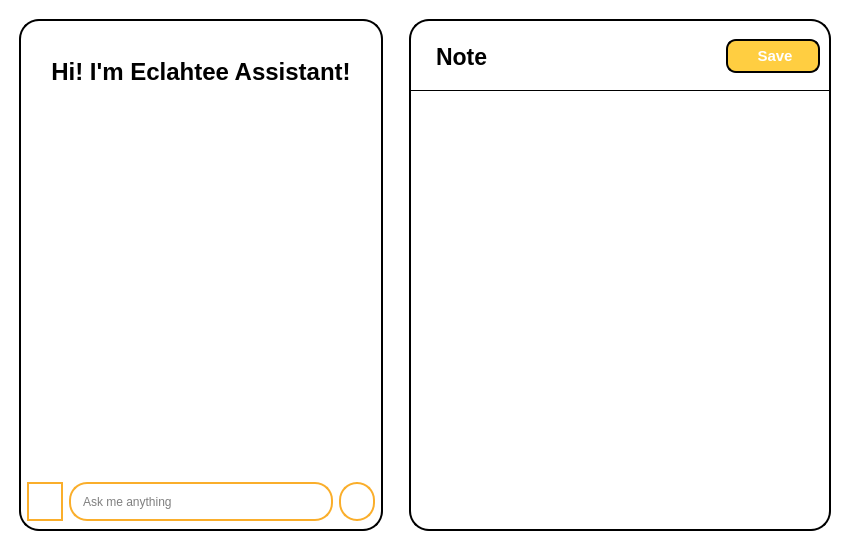
This is SPCK/Windows/GUI/Note_edit.ui in MaiNgocChau9/Python-App-A- as Qt 5 draws it before an edit. The edited form follows.
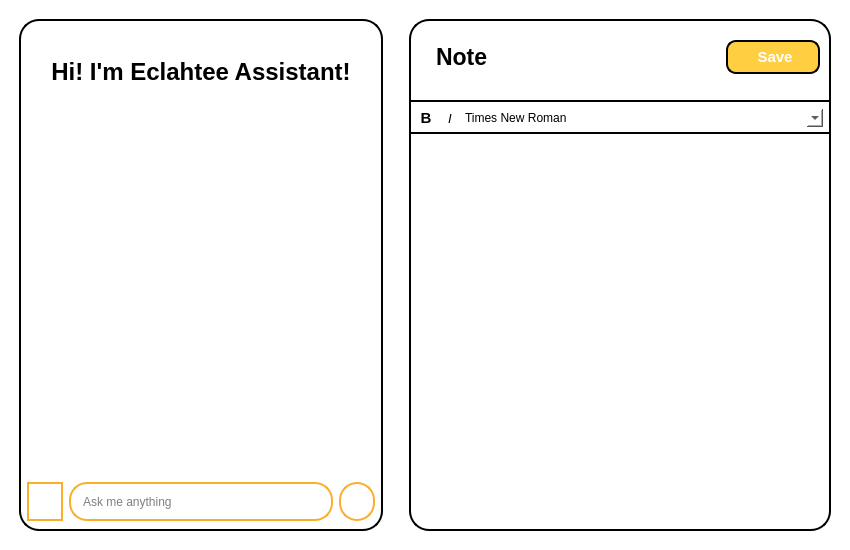
This is the edited form. Icons and pictures are not drawn.

```diff
--- a/SPCK/Windows/GUI/Note_edit.ui
+++ b/SPCK/Windows/GUI/Note_edit.ui
@@ -224,7 +224,7 @@
 border: 0px;
 border-radius: 0px;
 margin: 3px;
-border-bottom: 1px solid black;</string>
+margin-bottom: 0px;</string>
          </property>
          <layout class="QHBoxLayout" name="horizontalLayout_3">
           <item>
@@ -261,6 +261,7 @@
              <font>
               <family>Segoe UI</family>
               <pointsize>11</pointsize>
+              <weight>75</weight>
               <bold>true</bold>
              </font>
             </property>
@@ -308,6 +309,78 @@
          </layout>
         </widget>
        </item>
+       <item>
+        <widget class="QWidget" name="widget_4" native="true">
+         <property name="styleSheet">
+          <string notr="true">margin: 0px;
+margin-left: 1px;
+margin-right: 1px;
+border: 2px solid black;
+min-height: 30px;
+max-height: 30px;</string>
+         </property>
+         <layout class="QHBoxLayout" name="horizontalLayout_4">
+          <item>
+           <widget class="QPushButton" name="pushButton_3">
+            <property name="font">
+             <font>
+              <pointsize>11</pointsize>
+              <weight>75</weight>
+              <bold>true</bold>
+             </font>
+            </property>
+            <property name="styleSheet">
+             <string notr="true">margin: 0px;
+border: 0px;
+min-height: 18px;
+max-height: 18px;
+min-width: 18px;
+max-width: 18px;</string>
+            </property>
+            <property name="text">
+             <string>B</string>
+            </property>
+           </widget>
+          </item>
+          <item>
+           <widget class="QPushButton" name="pushButton_4">
+            <property name="font">
+             <font>
+              <pointsize>10</pointsize>
+              <italic>true</italic>
+             </font>
+            </property>
+            <property name="styleSheet">
+             <string notr="true">margin: 0px;
+border: 0px;
+min-height: 18px;
+max-height: 18px;
+min-width: 18px;
+max-width: 18px;</string>
+            </property>
+            <property name="text">
+             <string>I</string>
+            </property>
+           </widget>
+          </item>
+          <item>
+           <widget class="QComboBox" name="comboBox">
+            <property name="styleSheet">
+             <string notr="true">margin: 0px;
+border: 0px;
+min-height: 18px;
+max-height: 18px;</string>
+            </property>
+            <item>
+             <property name="text">
+              <string>Times New Roman</string>
+             </property>
+            </item>
+           </widget>
+          </item>
+         </layout>
+        </widget>
+       </item>
        <item>
         <widget class="QTextEdit" name="textEdit">
          <property name="styleSheet">
@@ -318,13 +391,10 @@
          </property>
          <property name="html">
           <string>&lt;!DOCTYPE HTML PUBLIC &quot;-//W3C//DTD HTML 4.0//EN&quot; &quot;http://www.w3.org/TR/REC-html40/strict.dtd&quot;&gt;
-&lt;html&gt;&lt;head&gt;&lt;meta name=&quot;qrichtext&quot; content=&quot;1&quot; /&gt;&lt;meta charset=&quot;utf-8&quot; /&gt;&lt;style type=&quot;text/css&quot;&gt;
+&lt;html&gt;&lt;head&gt;&lt;meta name=&quot;qrichtext&quot; content=&quot;1&quot; /&gt;&lt;style type=&quot;text/css&quot;&gt;
 p, li { white-space: pre-wrap; }
-hr { height: 1px; border-width: 0; }
-li.unchecked::marker { content: &quot;\2610&quot;; }
-li.checked::marker { content: &quot;\2612&quot;; }
-&lt;/style&gt;&lt;/head&gt;&lt;body style=&quot; font-family:'Sans Serif'; font-size:9pt; font-weight:400; font-style:normal;&quot;&gt;
-&lt;p style=&quot;-qt-paragraph-type:empty; margin-top:0px; margin-bottom:0px; margin-left:0px; margin-right:0px; -qt-block-indent:0; text-indent:0px; font-family:'MS Shell Dlg 2'; font-size:8.25pt;&quot;&gt;&lt;br /&gt;&lt;/p&gt;&lt;/body&gt;&lt;/html&gt;</string>
+&lt;/style&gt;&lt;/head&gt;&lt;body style=&quot; font-family:'MS Shell Dlg 2'; font-size:8.25pt; font-weight:400; font-style:normal;&quot;&gt;
+&lt;p style=&quot;-qt-paragraph-type:empty; margin-top:0px; margin-bottom:0px; margin-left:0px; margin-right:0px; -qt-block-indent:0; text-indent:0px;&quot;&gt;&lt;br /&gt;&lt;/p&gt;&lt;/body&gt;&lt;/html&gt;</string>
          </property>
          <property name="placeholderText">
           <string/>
```
Left out of the diff: 12 changed lines with no effect on the pictures.
